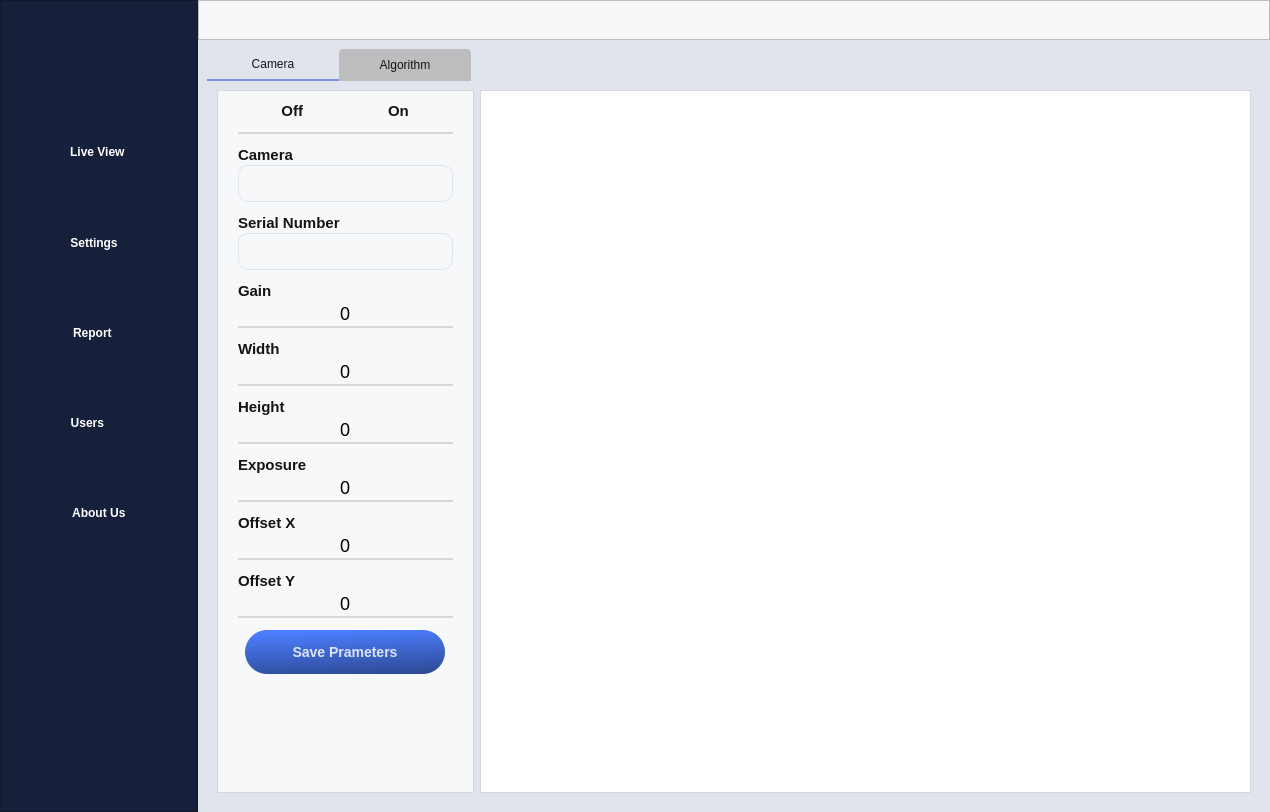
Qt form UIFiles/main_UI.ui (DORSA-co/MSC_Conveyor) before a commit.
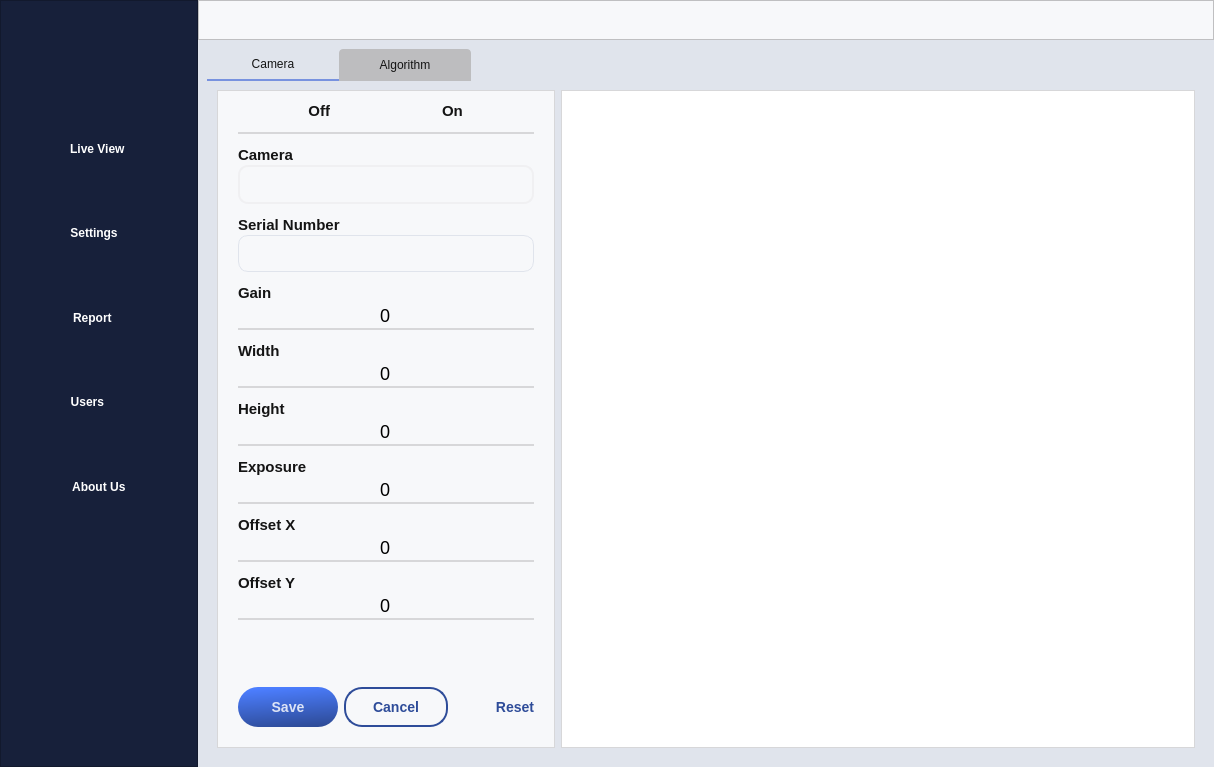
The same form after that commit. The open tabs and pages were chosen to show the change. Icons and pictures are not drawn. Custom widgets are drawn as their Qt base class.

Commit message: add cancel and reset in setting page

What changed in the file:
```diff
--- a/UIFiles/main_UI.ui
+++ b/UIFiles/main_UI.ui
@@ -6,8 +6,8 @@
    <rect>
     <x>0</x>
     <y>0</y>
-    <width>1270</width>
-    <height>812</height>
+    <width>1214</width>
+    <height>767</height>
    </rect>
   </property>
   <property name="windowTitle">
@@ -328,28 +328,6 @@
 	border: None;
 }
 
-#save_camera_settings, #save_algorithm_settings, #register_user
-{
-	background-color: qlineargradient(spread:pad, x1:0.635, y1:1, x2:0.44, y2:0, stop:0 rgba(46, 76, 153, 255), stop:1 rgba(76, 126, 255, 255));
-	color: rgba(255, 255, 255, 210);
-	border-radius: 22px;
-	min-width: 200;
-	max-width: 200;
-	min-height: 44;
-	max-height: 44;
-	font-size: 14px;
-	font-weight: bold;
-}
-
-#save_camera_settings:hover, #save_algorithm_settings:hover, #register_user:hover{
-	background-color: qlineargradient(spread:pad, x1:0.635, y1:1, x2:0.44, y2:0, stop:0 rgba(77, 98, 153, 255), stop:1 rgba(114, 152, 252, 255));
-}
-
-#save_camera_settings:pressed, #save_algorithm_settings:pressed, #register_user:pressed {
-	padding-left: 5px;
-	padding-top: 5px;
-}
-
 #step1_settings_frame .QLabel, #step2_settings_frame .QLabel, #step3_settings_frame .QLabel
 {
 	font-weight: bold;
@@ -400,33 +378,6 @@
 	color: #4C7EFF;
 }
 
-#userpage_editprofile_change_username_btn,
-#userpage_editprofile_change_password_btn
-{
-	background-color: qlineargradient(spread:pad, x1:0.635, y1:1, x2:0.44, y2:0, stop:0 rgba(46, 76, 153, 255), stop:1 rgba(76, 126, 255, 255));
-	color: rgba(255, 255, 255, 210);
-	border-radius: 15px;
-	min-width: 150;
-	max-width: 150;
-	min-height: 30;
-	max-height: 30;
-	font-size: 14px;
-	font-weight: bold;
-}
-
-#userpage_editprofile_change_username_btn:hover,
-#userpage_editprofile_change_password_btn:hover
-{
-	background-color: qlineargradient(spread:pad, x1:0.635, y1:1, x2:0.44, y2:0, stop:0 rgba(77, 98, 153, 255), stop:1 rgba(114, 152, 252, 255));
-}
-
-#userpage_editprofile_change_username_btn:pressed 
-#userpage_editprofile_change_password_btn:pressed
-{
-	padding-left: 5px;
-	padding-top: 5px;
-}
-
 #userpage_password_eye,
 #userpage_confirm_password_eye,
 #userpage_editprofile_old_password_eye,
@@ -485,9 +436,6 @@
 
 
 
-
-
-
 </string>
    </property>
    <layout class="QHBoxLayout" name="horizontalLayout" stretch="0,0">
@@ -1641,7 +1589,7 @@
                   <number>20</number>
                  </property>
                  <property name="bottomMargin">
-                  <number>10</number>
+                  <number>20</number>
                  </property>
                  <item>
                   <layout class="QHBoxLayout" name="horizontalLayout_8">
@@ -1742,7 +1690,11 @@
                     </widget>
                    </item>
                    <item>
-                    <widget class="QComboBox" name="comboBox"/>
+                    <widget class="QComboBox" name="camera_comboBox">
+                     <property name="enabled">
+                      <bool>false</bool>
+                     </property>
+                    </widget>
                    </item>
                   </layout>
                  </item>
@@ -1959,72 +1911,186 @@
                    </item>
                   </layout>
                  </item>
-                 <item alignment="Qt::AlignHCenter">
-                  <widget class="QPushButton" name="save_camera_settings">
-                   <property name="sizePolicy">
-                    <sizepolicy hsizetype="Minimum" vsizetype="Minimum">
-                     <horstretch>0</horstretch>
-                     <verstretch>0</verstretch>
-                    </sizepolicy>
+                 <item>
+                  <spacer name="verticalSpacer_9">
+                   <property name="orientation">
+                    <enum>Qt::Vertical</enum>
                    </property>
-                   <property name="font">
-                    <font>
-                     <pointsize>-1</pointsize>
-                     <weight>75</weight>
-                     <bold>true</bold>
-                    </font>
+                   <property name="sizeHint" stdset="0">
+                    <size>
+                     <width>20</width>
+                     <height>40</height>
+                    </size>
                    </property>
-                   <property name="cursor">
-                    <cursorShape>PointingHandCursor</cursorShape>
-                   </property>
-                   <property name="text">
-                    <string>Save Prameters</string>
-                   </property>
-                  </widget>
+                  </spacer>
                  </item>
                  <item>
-                  <widget class="QScrollArea" name="camera_settings_message_scrollArea">
-                   <property name="sizePolicy">
-                    <sizepolicy hsizetype="Expanding" vsizetype="Expanding">
-                     <horstretch>0</horstretch>
-                     <verstretch>0</verstretch>
-                    </sizepolicy>
+                  <layout class="QHBoxLayout" name="horizontalLayout_26">
+                   <property name="spacing">
+                    <number>6</number>
                    </property>
-                   <property name="widgetResizable">
-                    <bool>true</bool>
+                   <property name="topMargin">
+                    <number>0</number>
                    </property>
-                   <widget class="QWidget" name="camera_settings_message_frame">
-                    <property name="geometry">
-                     <rect>
-                      <x>0</x>
-                      <y>0</y>
-                      <width>215</width>
-                      <height>56</height>
-                     </rect>
-                    </property>
-                    <property name="sizePolicy">
-                     <sizepolicy hsizetype="Preferred" vsizetype="Preferred">
-                      <horstretch>0</horstretch>
-                      <verstretch>0</verstretch>
-                     </sizepolicy>
-                    </property>
-                    <layout class="QVBoxLayout" name="verticalLayout_57">
-                     <item>
-                      <spacer name="verticalSpacer_9">
-                       <property name="orientation">
-                        <enum>Qt::Vertical</enum>
-                       </property>
-                       <property name="sizeHint" stdset="0">
-                        <size>
-                         <width>20</width>
-                         <height>40</height>
-                        </size>
-                       </property>
-                      </spacer>
-                     </item>
-                    </layout>
-                   </widget>
-                  </widget>
+                   <property name="rightMargin">
+                    <number>0</number>
+                   </property>
+                   <item>
+                    <widget class="QPushButton" name="save_camera_settings">
+                     <property name="sizePolicy">
+                      <sizepolicy hsizetype="Minimum" vsizetype="Minimum">
+                       <horstretch>0</horstretch>
+                       <verstretch>0</verstretch>
+                      </sizepolicy>
+                     </property>
+                     <property name="font">
+                      <font>
+                       <pointsize>-1</pointsize>
+                       <weight>75</weight>
+                       <bold>true</bold>
+                      </font>
+                     </property>
+                     <property name="cursor">
+                      <cursorShape>PointingHandCursor</cursorShape>
+                     </property>
+                     <property name="styleSheet">
+                      <string notr="true">#save_camera_settings
+{
+	background-color: qlineargradient(spread:pad, x1:0.635, y1:1, x2:0.44, y2:0, stop:0 rgba(46, 76, 153, 255), stop:1 rgba(76, 126, 255, 255));
+	color: rgba(255, 255, 255, 210);
+	border-radius: 20px;
+	min-width: 100;
+	max-width: 100;
+	min-height: 40;
+	max-height: 40;
+	font-size: 14px;
+	font-weight: bold;
+}
+
+#save_camera_settings:hover
+{
+	background-color: qlineargradient(spread:pad, x1:0.635, y1:1, x2:0.44, y2:0, stop:0 rgba(77, 98, 153, 255), stop:1 rgba(114, 152, 252, 255));
+}
+
+#save_camera_settings:pressed
+{
+	padding-left: 5px;
+	padding-top: 5px;
+}
+</string>
+                     </property>
+                     <property name="text">
+                      <string>Save</string>
+                     </property>
+                     <property name="icon">
+                      <iconset resource="assets/assets.qrc">
+                       <normaloff>:/icons/icons/save_icon.png</normaloff>:/icons/icons/save_icon.png</iconset>
+                     </property>
+                    </widget>
+                   </item>
+                   <item>
+                    <widget class="QPushButton" name="cancel_camera_settings">
+                     <property name="cursor">
+                      <cursorShape>PointingHandCursor</cursorShape>
+                     </property>
+                     <property name="styleSheet">
+                      <string notr="true">#cancel_camera_settings
+{
+	border: 2px solid  rgba(46, 76, 153, 255);
+	color:  rgba(46, 76, 153, 255);
+	border-radius: 18px;
+	min-width: 100;
+	max-width: 100;
+	min-height: 36;
+	max-height: 36;
+	font-size: 14px;
+	font-weight: bold;
+	qproperty-icon: url(:/icons/icons/cancel_icon.png);
+}
+
+#cancel_camera_settings:hover
+{
+	border: 2px solid rgba(76, 126, 255, 255);
+	color:  rgba(76, 126, 255, 255);
+	qproperty-icon: url(:/icons/icons/cancel_hover.png);
+}
+
+#cancel_camera_settings:pressed
+{
+	padding-left: 5px;
+	padding-top: 5px;
+}
+</string>
+                     </property>
+                     <property name="text">
+                      <string>Cancel</string>
+                     </property>
+                     <property name="icon">
+                      <iconset resource="assets/assets.qrc">
+                       <normaloff>:/icons/icons/cancel_icon.png</normaloff>:/icons/icons/cancel_icon.png</iconset>
+                     </property>
+                    </widget>
+                   </item>
+                   <item>
+                    <spacer name="horizontalSpacer_4">
+                     <property name="orientation">
+                      <enum>Qt::Horizontal</enum>
+                     </property>
+                     <property name="sizeHint" stdset="0">
+                      <size>
+                       <width>40</width>
+                       <height>20</height>
+                      </size>
+                     </property>
+                    </spacer>
+                   </item>
+                   <item>
+                    <widget class="QPushButton" name="reset_camera_settings">
+                     <property name="cursor">
+                      <cursorShape>PointingHandCursor</cursorShape>
+                     </property>
+                     <property name="layoutDirection">
+                      <enum>Qt::LeftToRight</enum>
+                     </property>
+                     <property name="styleSheet">
+                      <string notr="true">#reset_camera_settings
+{
+	background-color: transparent;
+	color:  rgba(46, 76, 153, 255);
+	border-radius: 20px;
+	min-width: 80;
+	max-width: 80;
+	min-height: 40;
+	max-height: 40;
+	font-size: 14px;
+	font-weight: bold;
+	text-align: right;
+	qproperty-icon: url(:/icons/icons/reset_icon.png);
+}
+
+#reset_camera_settings:hover
+{
+	color:  rgba(76, 126, 255, 255);
+	qproperty-icon: url(:/icons/icons/reset_hover.png);
+}
+
+#reset_camera_settings:pressed
+{
+	padding-left: 5px;
+	padding-top: 5px;
+}
+</string>
+                     </property>
+                     <property name="text">
+                      <string>Reset</string>
+                     </property>
+                     <property name="icon">
+                      <iconset resource="assets/assets.qrc">
+                       <normaloff>:/icons/icons/reset_icon.png</normaloff>:/icons/icons/reset_icon.png</iconset>
+                     </property>
+                    </widget>
+                   </item>
+                  </layout>
                  </item>
                 </layout>
                </widget>
```
Left out of the diff: 260 changed lines with no effect on the pictures. The commit also changes 19 other files.
